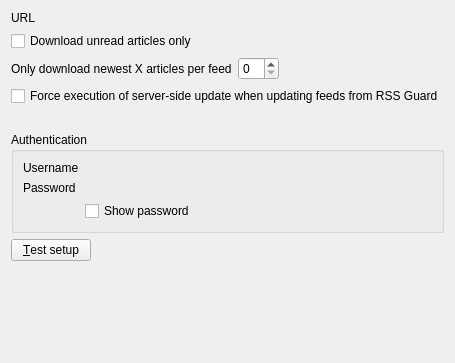
First picture: the form in src/librssguard/services/owncloud/gui/owncloudaccountdetails.ui, repository martinrotter/rssguard, before the edit.
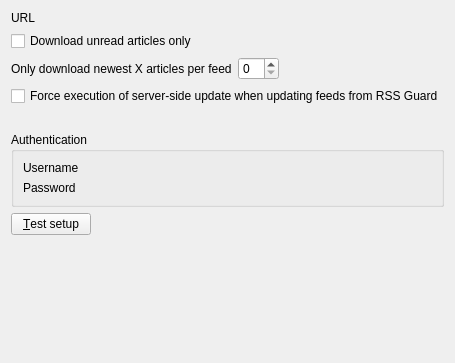
Second picture: the form after the edit. Custom widgets are drawn as their Qt base class.

Commit message: work on mergin inoreader to greader, better password text boxes

What changed in the file:
```diff
--- a/src/librssguard/services/owncloud/gui/owncloudaccountdetails.ui
+++ b/src/librssguard/services/owncloud/gui/owncloudaccountdetails.ui
@@ -120,16 +120,6 @@
       <item row="1" column="1">
        <widget class="LineEditWithStatus" name="m_txtPassword" native="true"/>
       </item>
-      <item row="0" column="1">
-       <widget class="LineEditWithStatus" name="m_txtUsername" native="true"/>
-      </item>
-      <item row="2" column="1">
-       <widget class="QCheckBox" name="m_checkShowPassword">
-        <property name="text">
-         <string>Show password</string>
-        </property>
-       </widget>
-      </item>
      </layout>
     </widget>
    </item>
```
Left out of the diff: 4 changed lines with no effect on the pictures. The commit also changes 22 other files.
